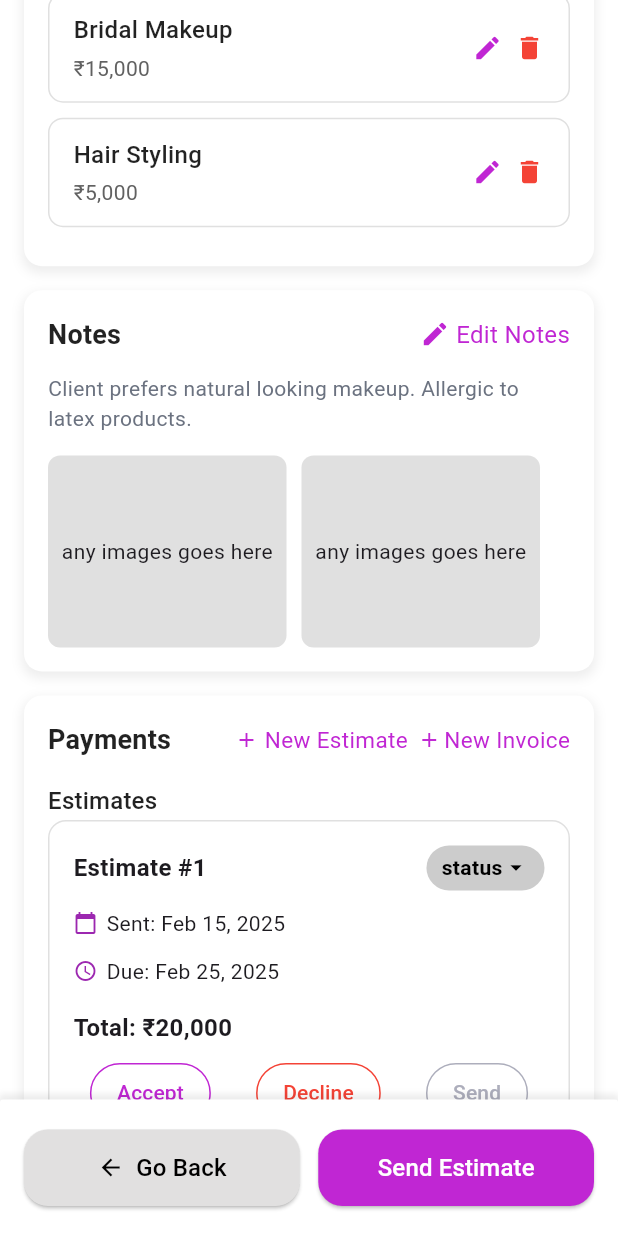
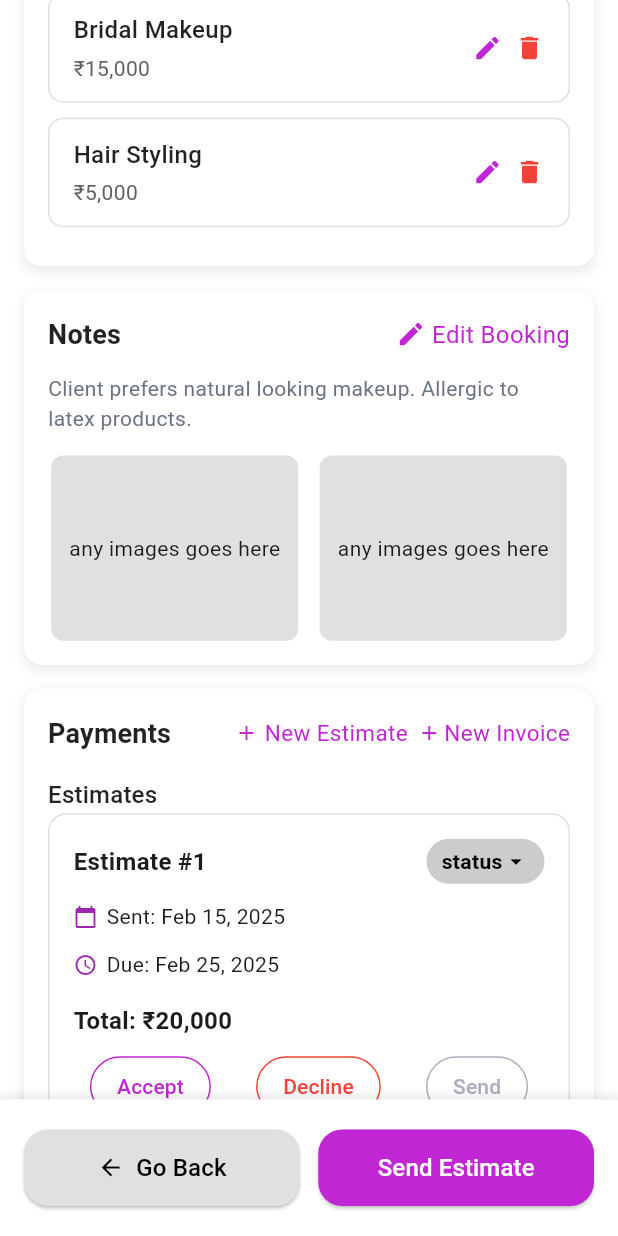
Before and after one commit to Chinmayverma1602/1glam, a Flutter app: the ManageLeadPage screen opened directly, scrolled down 576 dp, on a phone screen of 412 x 824 dp. Run offline on Flutter 3.47's test engine with Material 3 defaults, Android fonts, the phone set to English and light mode, and no system bars; our stand-ins replace cloud_firestore, dropdown_textfield, firebase_auth, firebase_core, flutter_svg, font_awesome_flutter and 11 more; missing offline and left inert: flutter_facebook_auth, switcher_button; accounts and stored records are empty; project files that could hold a hidden picture were left out.

Commit message:
Overflow fixed

```diff
--- a/lib/widgets/ManageLeadsNotesButton.dart
+++ b/lib/widgets/ManageLeadsNotesButton.dart
@@ -43,7 +43,7 @@ class ManageLeadsNotes extends StatelessWidget {
                     Icon(Icons.edit, color: AppColors.primary, size: 20),
                     SizedBox(width: 4),
                     Text(
-                      'Edit Notes',
+                      'Edit Booking',
                       style: TextStyle(color: AppColors.primary, fontSize: 16),
                     ),
                   ],
@@ -67,10 +67,11 @@ class ManageLeadsNotes extends StatelessWidget {
 
           // Image placeholders
           Row(
+            mainAxisAlignment: MainAxisAlignment.spaceEvenly,
             children: [
-              _buildImagePlaceholder(),
+              _buildImagePlaceholder(context),
               SizedBox(width: 10),
-              _buildImagePlaceholder(),
+              _buildImagePlaceholder(context),
 
             ],
           ),
@@ -80,10 +81,10 @@ class ManageLeadsNotes extends StatelessWidget {
   }
 
   // Placeholder Widget for images
-  Widget _buildImagePlaceholder() {
+  Widget _buildImagePlaceholder(BuildContext context) {
     return Container(
-      width: 159,
-      height: 128,
+      width: MediaQuery.of(context).size.width*0.4,
+      height: MediaQuery.of(context).size.height*0.15,
       decoration: BoxDecoration(
         color: Colors.grey.shade300,
         borderRadius: BorderRadius.circular(8),
```
Also changed, not shown: lib/widgets/ManageLeadNameButton.dart (line endings or trailing spaces).
